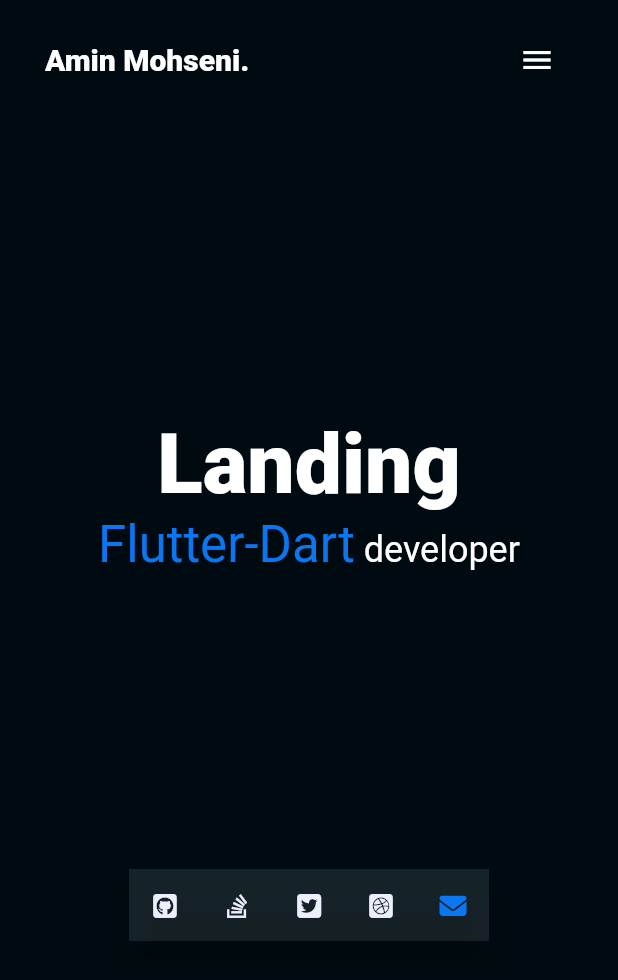
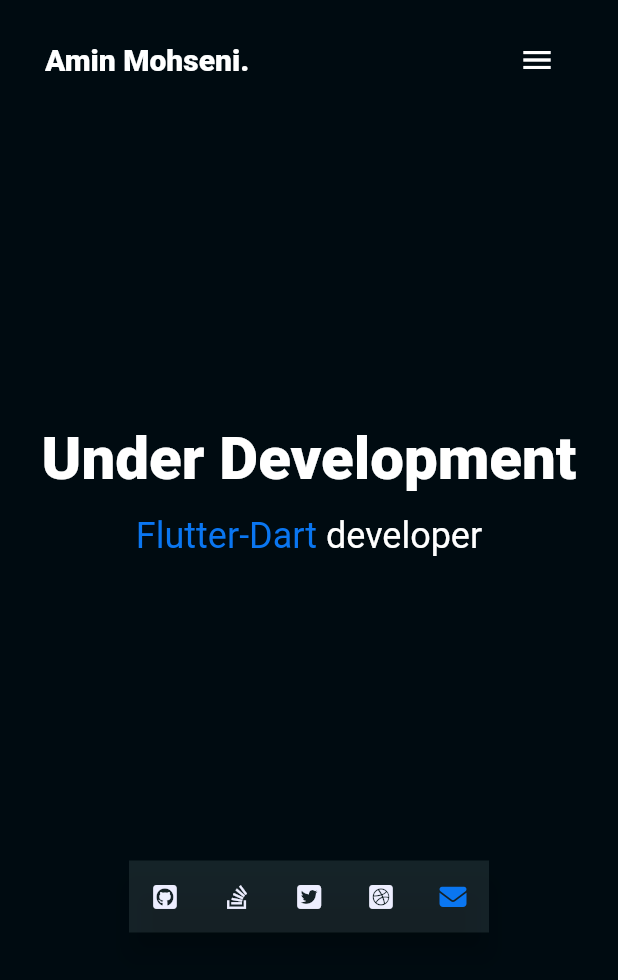
Before and after one commit to aminnzo/enzoboi, a Flutter app: the screen it shows after launch, on a phone screen of 412 x 824 dp. Shown: the top 980 px of the screen. Run offline on Flutter 3.47's test engine with Material 2 defaults, Android fonts, the phone set to English and light mode, and no system bars; our stand-ins replace font_awesome_flutter, google_fonts.

Commit message:
make hello text more responsive

```diff
--- a/lib/screens/landing/landing_page.dart
+++ b/lib/screens/landing/landing_page.dart
@@ -46,8 +46,8 @@
                 child: Column(
                   mainAxisSize: MainAxisSize.min,
                   children: [
-                    Text("Landing",
-                        style: AppTextStyle.displayLarge(context).copyWith(
+                    Text("Under Development",
+                        style: AppTextStyle.displayMedium(context).copyWith(
                           fontWeight: FontWeight.w900,
                         )),
                     RichText(
--- a/lib/screens/landing/landing_page_mobile.dart
+++ b/lib/screens/landing/landing_page_mobile.dart
@@ -19,20 +19,24 @@
           // child: MobileAppBar(),
         ),
         body: Center(
+          child: Padding(
+            padding: const EdgeInsets.symmetric(horizontal: 16),
             child: Column(
               mainAxisAlignment: MainAxisAlignment.spaceEvenly,
               children: [
                 Column(mainAxisAlignment: MainAxisAlignment.center, children: [
-                Text("Landing",
-                    style: AppTextStyle.displayMedium(context).copyWith(
+                  Text("Under Development",
+                      textAlign: TextAlign.center,
+                      style: AppTextStyle.headlineLarge(context).copyWith(
                         fontWeight: FontWeight.w900,
                       )),
+                  const SizedBox(height: 14),
                   RichText(
                     textAlign: TextAlign.center,
                     text: TextSpan(children: <TextSpan>[
                       TextSpan(
                           text: 'Flutter-Dart',
-                        style: AppTextStyle.headlineMedium(context)
+                          style: AppTextStyle.headlineSmall(context)
                               .copyWith(color: kAccentColor)),
                       TextSpan(
                           text: ' ' 'developer',
@@ -43,6 +47,7 @@
                 const SocialLinks(isMobileView: true),
               ],
             ),
+          ),
         ));
   }
 }
```
Also changed, not shown: 2 other files. Lines whose indentation alone changed are shown as unchanged.
